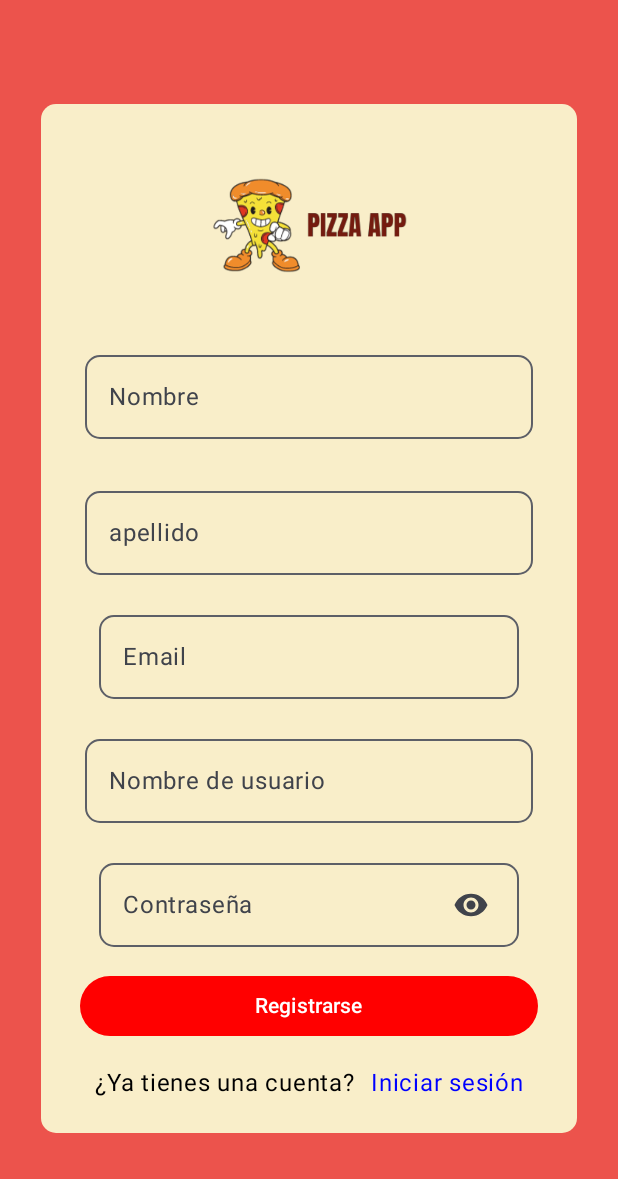
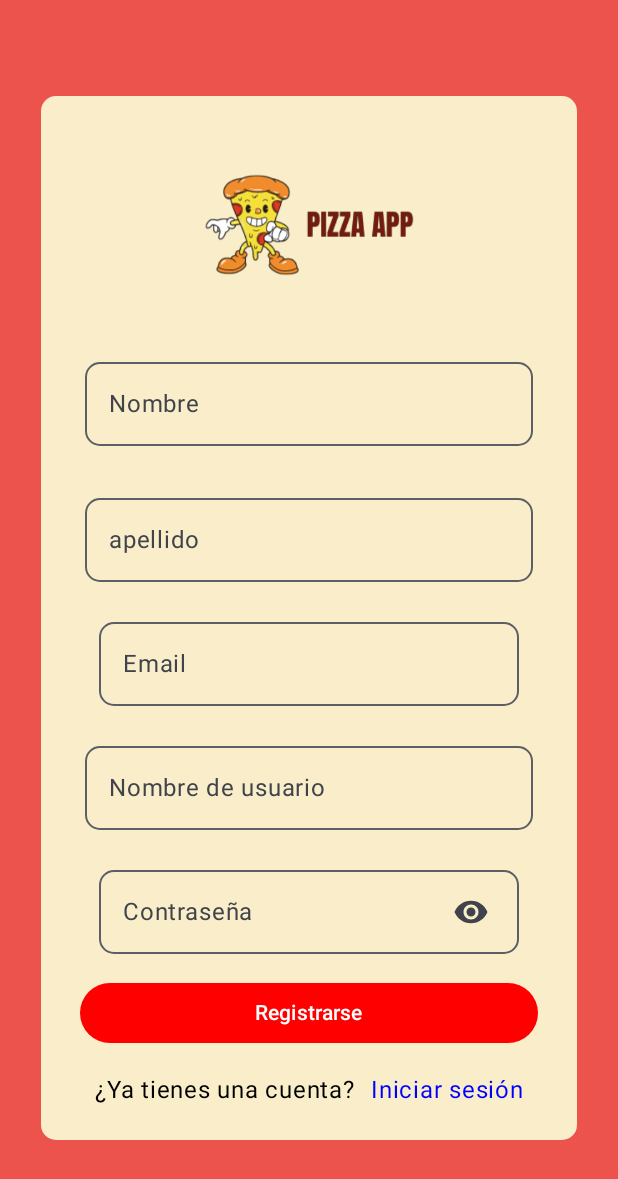
Before and after one commit to mayra-Sanchez/PizzApp, an Android app built with Jetpack Compose: the RegisterScreen screen opened through its navigation route, on a phone screen of 412 x 824 dp. Shown: the top 1179 px of the screen. Run offline under Robolectric (Android 15) with nearby library versions, the phone set to English and light mode, and no system bars.

Commit message:
little change

```diff
--- a/app/src/main/java/com/example/pizzapp/RegisterScreen.kt
+++ b/app/src/main/java/com/example/pizzapp/RegisterScreen.kt
@@ -19,6 +19,8 @@ import androidx.compose.ui.res.painterResource
 import androidx.compose.ui.unit.dp
 import androidx.navigation.NavController
 import androidx.compose.foundation.lazy.LazyColumn
+import androidx.compose.ui.tooling.preview.Preview
+
 
 @OptIn(ExperimentalMaterial3Api::class)
 @Composable
@@ -98,7 +100,6 @@ fun RegisterScreen(navController: NavController) {
     }
 }
 
-
 @Composable
 fun ImageRegister(navController: NavController){
     Box(
@@ -108,7 +109,7 @@ fun ImageRegister(navController: NavController){
         contentAlignment = Alignment.Center
     ) {
         Image(
-            modifier = Modifier.size(130.dp), // Ajusta este valor para cambiar el tamaño del logo
+            modifier = Modifier.size(140.dp), // Ajusta este valor para cambiar el tamaño del logo
             painter = painterResource(id = R.drawable.logoregistro),
             contentDescription = null,
         )
```
